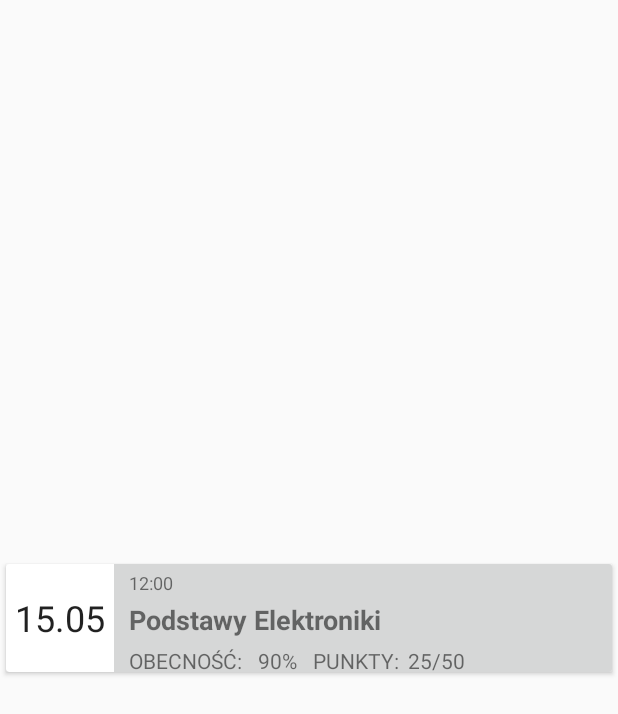
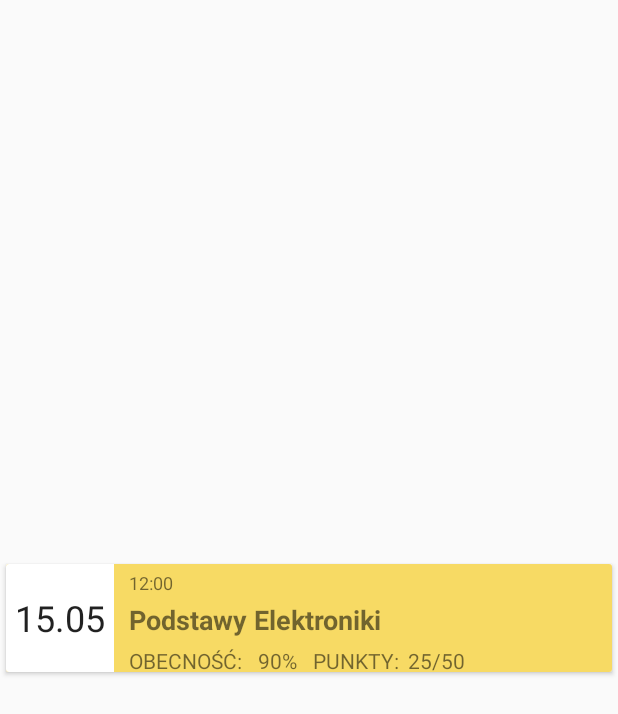
Before and after one commit to Fejcvk/StudiesManager, an Android app: the layout schedulecardview.xml on its own in the app's theme, with its tools: preview values and no code run, on a phone screen of 412 x 824 dp. Shown: the top 714 px of the screen. Run offline under Robolectric (Android 15) with nearby library versions, the phone set to English and light mode, and no system bars.

Commit message:
poprawa kolorowania kart schedule card view oraz sortowanie ich po dacie :D

```diff
--- a/app/src/main/res/layout/schedulecardview.xml
+++ b/app/src/main/res/layout/schedulecardview.xml
@@ -11,14 +11,17 @@
 
 
     <LinearLayout
+        android:id="@+id/card_subject_bg"
         android:layout_width="match_parent"
         android:layout_height="wrap_content"
+        android:background="@color/colorTut"
         android:orientation="horizontal">
 
         <TextView
             android:id="@+id/card_subject_date"
             android:layout_width="72dp"
             android:layout_height="72dp"
+            android:background="@android:color/background_light"
             android:gravity="center"
             android:text="15.05"
             android:textAlignment="center"
@@ -28,7 +31,6 @@
         <LinearLayout
             android:layout_width="match_parent"
             android:layout_height="match_parent"
-            android:background="?attr/colorButtonNormal"
             android:orientation="vertical">
 
             <TextView
--- a/app/src/main/res/values/colors.xml
+++ b/app/src/main/res/values/colors.xml
@@ -3,4 +3,7 @@
     <color name="colorPrimary">#002147</color>
     <color name="colorPrimaryDark">#001d40</color>
     <color name="colorAccent">#FF4081</color>
+    <color name="colorLab">#9365b8</color>
+    <color name="colorLec">#54acd2</color>
+    <color name="colorTut">#f7da64</color>
 </resources>
```
Also changed, not shown: app/src/main/java/com/example/tomasz/studiesmenager/ScheduleAdapterCardView.java (+23 -30 lines).
